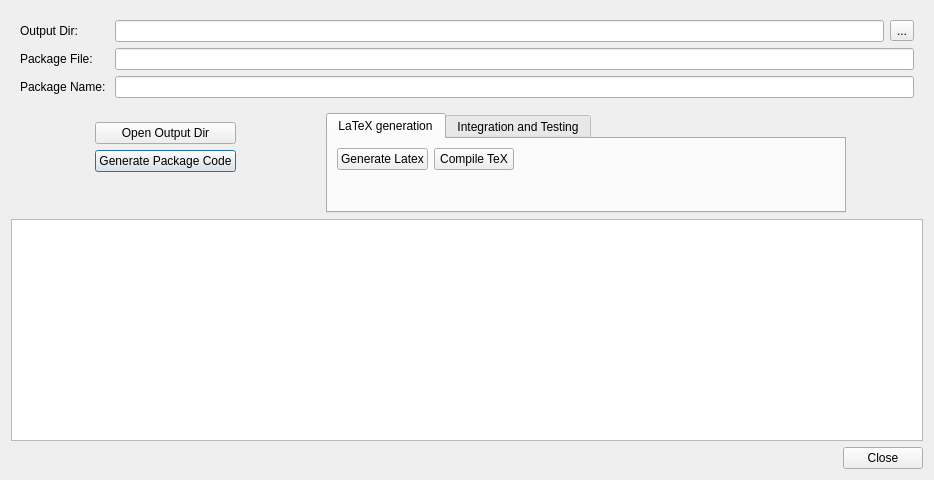
First picture: the form in ui/dialoggenerate.ui, repository sbmlteam/QtDeviser, before the edit.
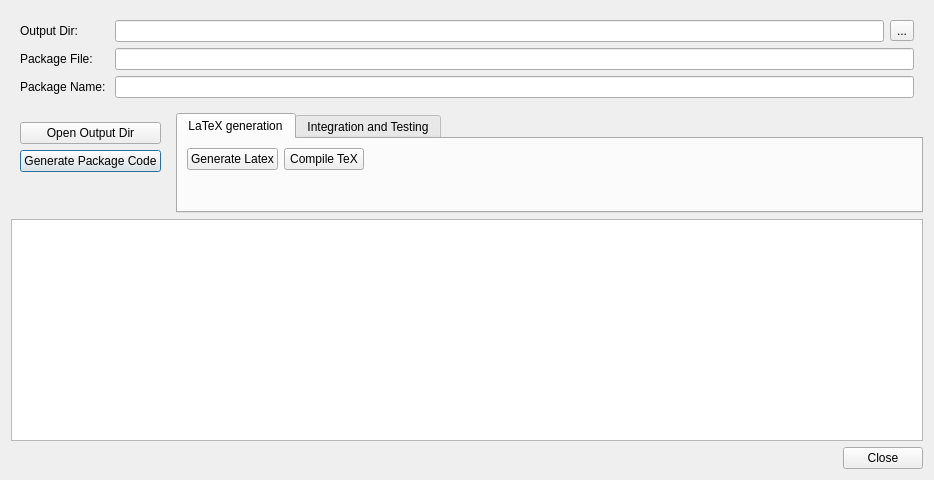
Second picture: the form after the edit. Icons and pictures are not drawn.

Commit message: - fix generate / preferences dialog

```diff
--- a/ui/dialoggenerate.ui
+++ b/ui/dialoggenerate.ui
@@ -68,7 +68,7 @@
      <item>
       <widget class="QTabWidget" name="tabWidget">
        <property name="sizePolicy">
-        <sizepolicy hsizetype="Fixed" vsizetype="Fixed">
+        <sizepolicy hsizetype="Expanding" vsizetype="Fixed">
          <horstretch>0</horstretch>
          <verstretch>0</verstretch>
         </sizepolicy>
@@ -251,7 +251,7 @@
     </layout>
    </item>
    <item row="0" column="0">
-    <widget class="QWidget" name="" native="true">
+    <widget class="QWidget" name="widget" native="true">
      <layout class="QGridLayout" name="gridLayout_5">
       <item row="0" column="0">
        <widget class="QLabel" name="label">
```
The commit also changes 1 other file.
